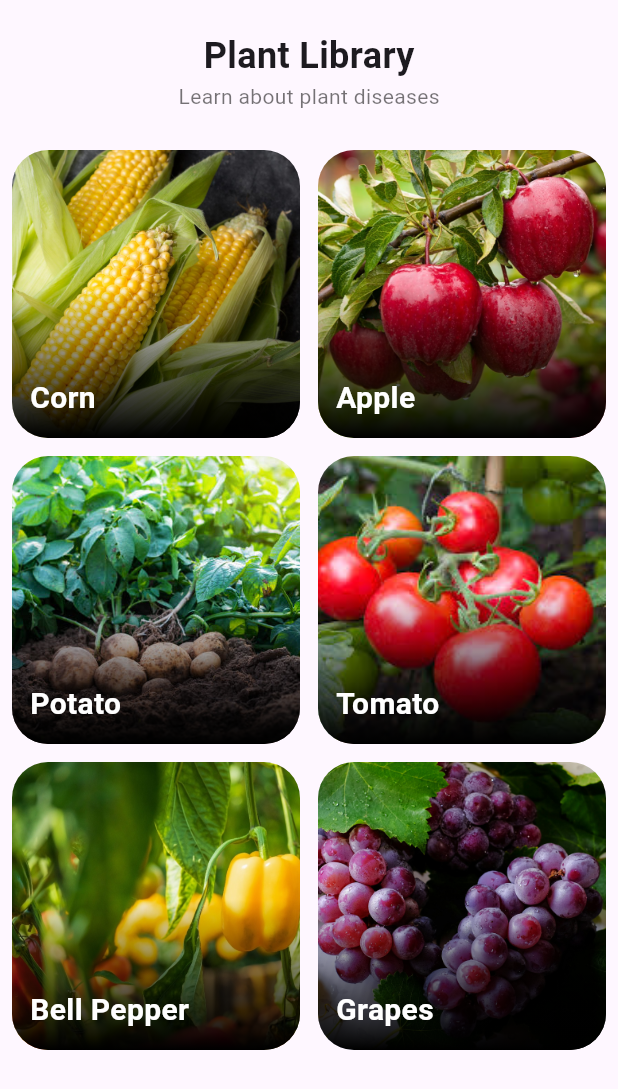
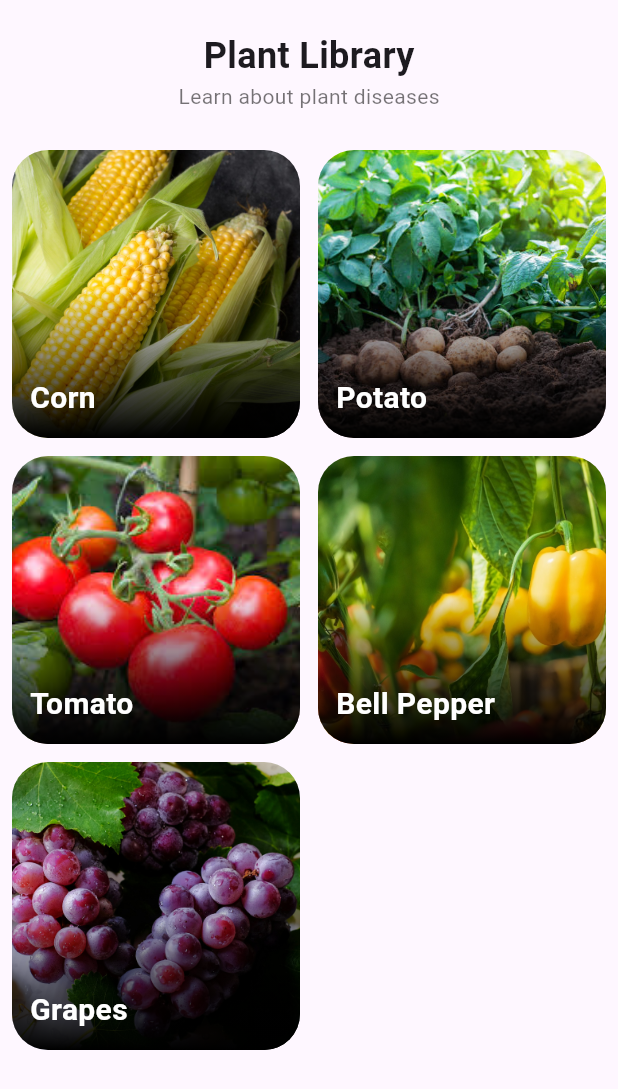
Before and after one commit to brentibanez331/plant-disease-thesis, a Flutter app: the LibraryPage screen opened directly, on a phone screen of 412 x 824 dp. Shown: the top 1089 px of the screen. Run offline on Flutter 3.47's test engine with Material 3 defaults, Android fonts, the phone set to English and light mode, and no system bars; our stand-ins replace firebase_auth, firebase_core, flutter_dotenv, flutter_secure_storage, flutter_spinkit, image_picker and 1 more; missing offline and left inert: flame; accounts and stored records are empty.

Commit message:
fix: remove apple in library

```diff
--- a/lib/pages/home.dart
+++ b/lib/pages/home.dart
@@ -64,15 +64,12 @@ class _HomePageState extends State<HomePage> {
                   ],
                   imagePaths: const [
                     'img/homepage.png',
-                    'img/homepage.png',
                   ],
                   mainTexts: const [
                     'Get Started with',
-                    'Check our latest',
                   ],
                   titleTexts: const [
                     'Agronex',
-                    'Updates',
                   ],
                 ),
               ),
--- a/lib/pages/library.dart
+++ b/lib/pages/library.dart
@@ -44,8 +44,6 @@ class _LibraryPageState extends State<LibraryPage> {
                     children: [
                       buildImageWithOverlay(
                           "img/corn.jpeg", "Corn", const Cornlibrary()),
-                      buildImageWithOverlay(
-                          "img/apples.png", "Apple", const Potatolibrary()),
                       buildImageWithOverlay("img/potato_lib.jpg", "Potato",
                           const Potatolibrary()),
                       buildImageWithOverlay(
```
